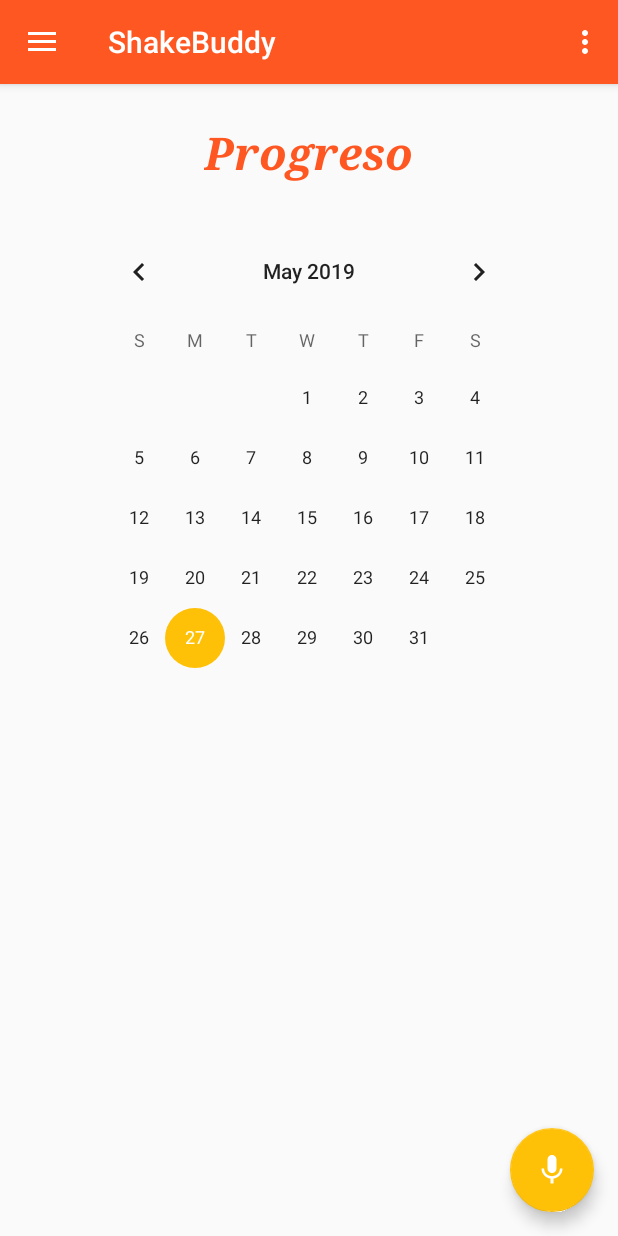
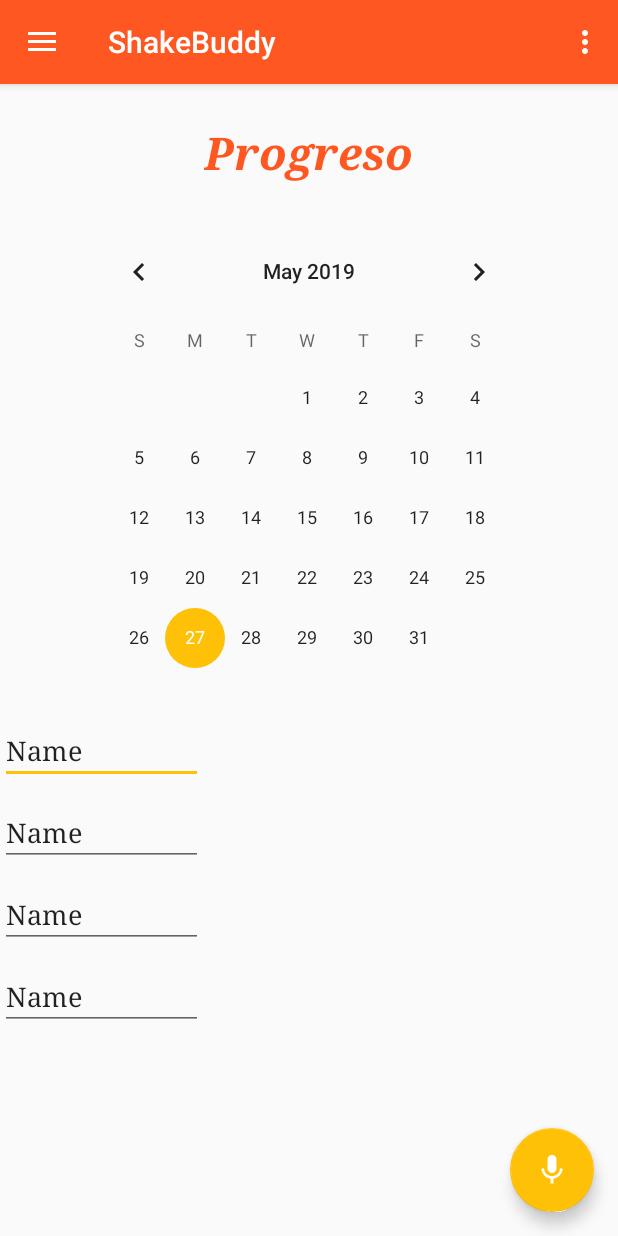
Before and after one commit to LEDODO99/HCIProy2, an Android app: the screen it shows after launch (MainActivity), in the side drawer, after a tap on "Progreso", on a phone screen of 412 x 824 dp. Run offline under Robolectric (Android 15) with nearby library versions, the phone set to English and light mode, and no system bars.

Commit message:
update progreso y fotos

```diff
--- a/app/src/main/res/layout/fragment_progreso.xml
+++ b/app/src/main/res/layout/fragment_progreso.xml
@@ -32,6 +32,47 @@
                 android:layout_marginTop="25dp"
                 android:layout_gravity="center_horizontal" />
 
+            <EditText
+                android:id="@+id/et_peso"
+                android:layout_width="135dp"
+                android:layout_height="wrap_content"
+                android:layout_below="@id/txt_progreso"
+                android:layout_marginTop="25dp"
+                android:ems="10"
+                android:fontFamily="serif"
+                android:inputType="textPersonName"
+                android:text="Name" />
+
+            <EditText
+                android:id="@+id/et_medidaBrazos"
+                android:layout_width="135dp"
+                android:layout_height="wrap_content"
+                android:layout_marginTop="10dp"
+                android:ems="10"
+                android:fontFamily="serif"
+                android:inputType="textPersonName"
+                android:text="Name" />
+
+            <EditText
+                android:id="@+id/et_medidaPiernas"
+                android:layout_width="135dp"
+                android:layout_height="wrap_content"
+                android:layout_marginTop="10dp"
+                android:ems="10"
+                android:fontFamily="serif"
+                android:inputType="textPersonName"
+                android:text="Name" />
+
+            <EditText
+                android:id="@+id/et_medidaCintura"
+                android:layout_width="135dp"
+                android:layout_height="wrap_content"
+                android:layout_marginTop="10dp"
+                android:ems="10"
+                android:fontFamily="serif"
+                android:inputType="textPersonName"
+                android:text="Name" />
+
         </LinearLayout>
 
     </ScrollView>
```
Also changed, not shown: app/src/main/res/drawable/abs.png (added), app/src/main/res/drawable/biceps.png (added), app/src/main/res/drawable/lunges.png (added), app/src/main/res/drawable/squats.png (added).
